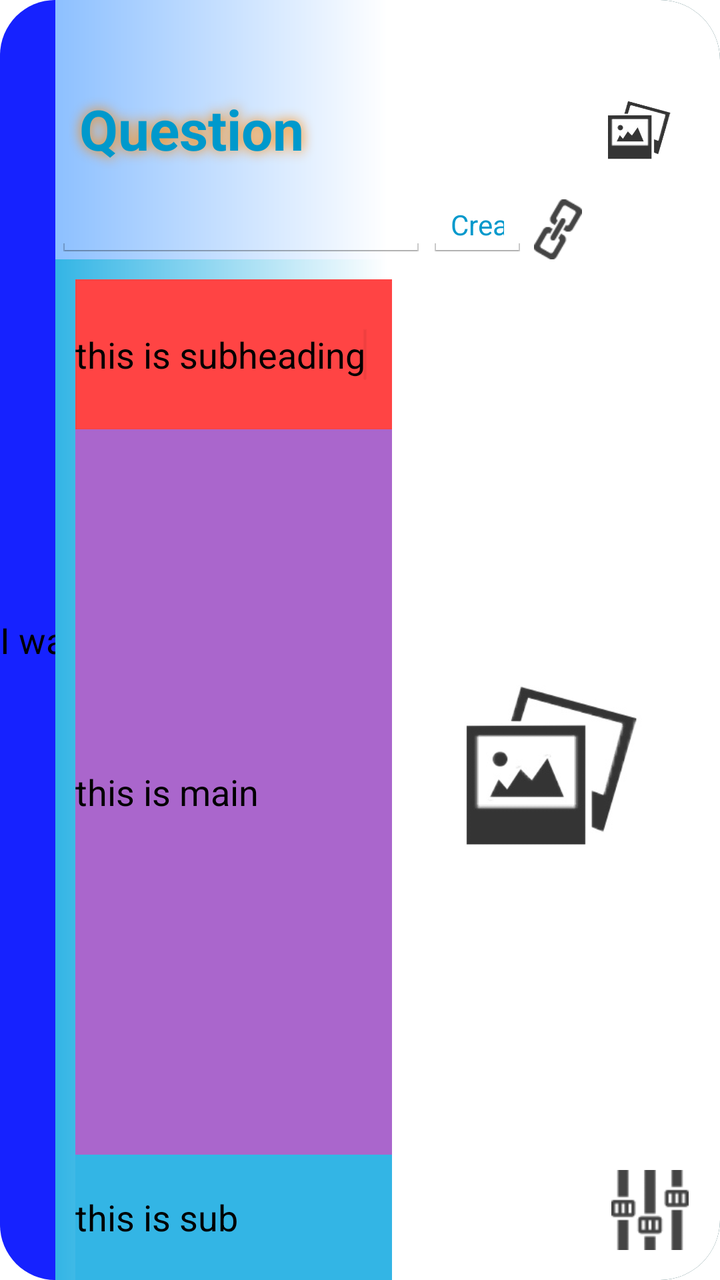
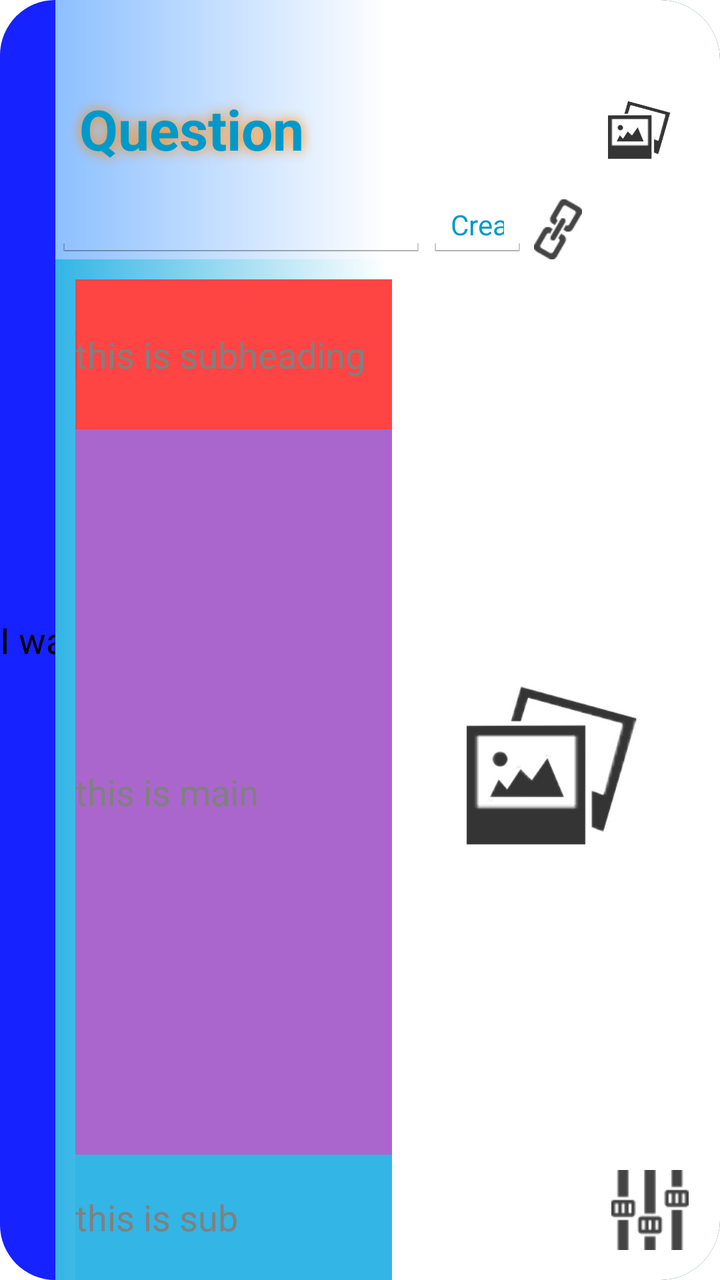

Before-and-after screenshots of an Android layout around one commit, followed by the original layout XML and the change that was made.
<!-- AndroidManifest.xml: application theme AppTheme -->
<!-- res/layout/card.xml -->
<?xml version="1.0" encoding="utf-8"?>
<LinearLayout xmlns:android="http://schemas.android.com/apk/res/android"
    android:layout_width="match_parent"
    android:layout_height="match_parent"
    android:layout_marginBottom="35dp"
    android:layout_marginLeft="12dp"
    android:layout_marginRight="12dp"
    android:layout_marginTop="44dp"
    android:baselineAligned="false"
    android:background="@drawable/shape_card_background"
    android:orientation="horizontal" >

    <LinearLayout
        android:layout_height="match_parent"
        android:layout_width="0dp"
        android:layout_weight="62"
        android:orientation="vertical" >

        <EditText
            android:id="@+id/sidebar_title"
            android:layout_width="match_parent"
            android:layout_height="match_parent"
            android:inputType="text"
            android:background="@drawable/shape_card_sidebar"
            android:text="I want to be like this" >
        </EditText>
    </LinearLayout>

    <LinearLayout
        android:layout_height="match_parent"
        android:layout_width="0dp"
        android:layout_weight="740"
        android:orientation="vertical" >

        <LinearLayout
            android:layout_width="match_parent"
            android:layout_height="0dp"
            android:layout_weight="112"
            android:background="@drawable/shape_card_header" >

            <EditText
                android:id="@+id/title"
                android:layout_height="match_parent"
                android:layout_width="0dp"
                android:layout_weight="440"
                android:text="Question"
                android:textStyle="bold"
                android:shadowColor="@android:color/holo_orange_dark"
                android:shadowRadius="16"
                android:inputType="text"
                android:textColor="@android:color/holo_blue_dark"
                android:textSize="28sp" />

            <EditText
                android:id="@+id/creator"
                android:layout_height="match_parent"
                android:layout_width="0dp"
                android:layout_weight="120"
                android:gravity="bottom"
                android:text="Create by"
                android:inputType="text"
                android:textColor="@android:color/holo_blue_dark"
                android:textSize="14sp" />

            <ImageView
                android:id="@+id/logo_url_btn"
                android:layout_width="30dp"
                android:layout_height="30dp"
                android:layout_gravity="bottom"
                android:src="@drawable/edit_link_button" />

            <ImageView
                android:id="@+id/logo_image"
                android:layout_height="wrap_content"
                android:layout_width="0dp"
                android:layout_weight="120"
                android:layout_marginRight="15dp"
                android:src="@drawable/logo_placeholder" />
        </LinearLayout>

        <LinearLayout
            android:layout_width="match_parent"
            android:layout_height="0dp"
            android:layout_weight="440"
            android:background="@drawable/shape_card_body"
            android:baselineAligned="false"
            android:orientation="horizontal" >

            <LinearLayout
                android:layout_height="match_parent"
                android:layout_width="0dp"
                android:layout_weight="360"
                android:layout_marginLeft="10dp"
                android:layout_marginTop="10dp"
                android:background="@android:color/holo_green_light"
                android:orientation="vertical" >

                <EditText
                    android:id="@+id/subheading"
                    android:layout_width="match_parent"
                    android:layout_height="0dp"
                    android:layout_weight="60"
                    android:text="this is subheading"
                    android:inputType="text"
                    android:background="@android:color/holo_red_light"
                    android:ems="10" >

                    <requestFocus />
                </EditText>

                <EditText
                    android:id="@+id/main"
                    android:layout_width="match_parent"
                    android:layout_height="0dp"
                    android:layout_weight="290"
                    android:text="this is main"
                    android:inputType="text"
                    android:background="@android:color/holo_purple"
                    android:ems="10" />

                <EditText
                    android:id="@+id/sub"
                    android:layout_width="match_parent"
                    android:layout_height="0dp"
                    android:layout_weight="50"
                    android:text="this is sub"
                    android:inputType="text"
                    android:background="@android:color/holo_blue_light"
                    android:ems="10" />

            </LinearLayout>
            
            <FrameLayout
                android:layout_height="match_parent"
                android:layout_width="0dp"
                android:layout_weight="350"
                android:layout_marginLeft="10dp"
                android:layout_marginTop="10dp">
                
                <ImageView
                android:id="@+id/image"
                android:layout_height="match_parent"
                android:layout_width="match_parent"
                android:layout_marginRight="15dp"
                android:layout_marginBottom="15dp"
                android:src="@drawable/logo_placeholder" />
                
                <ImageView
                android:id="@+id/change_template_button"
                android:layout_gravity="right|bottom"
                android:layout_marginBottom="15dp"
                android:layout_marginRight="15dp"
                android:layout_height="40dp"
                android:layout_width="40dp"
                android:src="@drawable/change_template_button" />
                
                
            </FrameLayout>

            
            
        </LinearLayout>
    </LinearLayout>

</LinearLayout>
<!-- resources referenced by this layout -->
<resources>
  <!-- drawable change_template_button: png bitmap (drawable, 885 bytes) -->
  <!-- drawable edit_link_button: png bitmap (drawable, 1260 bytes) -->
  <!-- drawable logo_placeholder: jpg bitmap (drawable, 12343 bytes) -->
  <!-- drawable shape_card_background (drawable) -->
  <?xml version="1.0" encoding="utf-8"?>
  <shape xmlns:android="http://schemas.android.com/apk/res/android"
      android:shape="rectangle" >
  
      <solid android:color="#003A40" >
      </solid>
  
      <corners android:radius="30dp" >
      </corners>
  
  </shape>
  <!-- drawable shape_card_body (drawable) -->
  <?xml version="1.0" encoding="utf-8"?>
  <shape xmlns:android="http://schemas.android.com/apk/res/android"
      android:shape="rectangle" >
  
      <solid android:color="#D9E58F" >
      </solid>
  
      
      <gradient 
          android:startColor="@android:color/holo_blue_light"
          android:endColor="@android:color/white"
          android:centerColor="@android:color/white"
          android:type="linear"
          android:angle="0"/>
    
  
      <corners
          android:radius="2dp"
          android:topLeftRadius="0dp"
          android:bottomLeftRadius="0dp"
          android:topRightRadius="0dp"
          android:bottomRightRadius="30dp" >
      </corners>
  
  </shape>
  <!-- drawable shape_card_header (drawable) -->
  <?xml version="1.0" encoding="utf-8"?>
  <shape xmlns:android="http://schemas.android.com/apk/res/android"
      android:shape="rectangle" >
  
      <solid android:color="#D9E58F" >
      </solid>
  
      
      <gradient 
          android:startColor="#8DC0FF"
          android:endColor="@android:color/white"
          android:centerColor="@android:color/white"
          android:type="linear"
          android:angle="0"/>
    
  
      <corners
          android:radius="2dp"
          android:topLeftRadius="0dp"
          android:bottomLeftRadius="0dp"
          android:topRightRadius="30dp"
          android:bottomRightRadius="0dp" >
      </corners>
  
  </shape>
  <!-- drawable shape_card_sidebar (drawable) -->
  <?xml version="1.0" encoding="utf-8"?>
  <shape xmlns:android="http://schemas.android.com/apk/res/android"
      android:shape="rectangle" >
  
      <solid android:color="#1622FF" >
      </solid>
  
      <corners
          android:radius="2dp"
          android:topLeftRadius="30dp"
          android:bottomLeftRadius="30dp"
          android:topRightRadius="0dp"
          android:bottomRightRadius="0dp" >
      </corners>
  
  </shape>
  <style name="AppTheme" parent="AppBaseTheme">
          
      </style>
  <style name="AppBaseTheme" parent="android:Theme.Light">
          
      </style>
</resources>

<!-- the commit's change to res/layout/card.xml (unified diff, before → after) -->
@@ -100,7 +100,7 @@
                     android:layout_width="match_parent"
                     android:layout_height="0dp"
                     android:layout_weight="60"
-                    android:text="this is subheading"
+                    android:hint="this is subheading"
                     android:inputType="text"
                     android:background="@android:color/holo_red_light"
                     android:ems="10" >
@@ -113,7 +113,7 @@
                     android:layout_width="match_parent"
                     android:layout_height="0dp"
                     android:layout_weight="290"
-                    android:text="this is main"
+                    android:hint="this is main"
                     android:inputType="text"
                     android:background="@android:color/holo_purple"
                     android:ems="10" />
@@ -123,7 +123,7 @@
                     android:layout_width="match_parent"
                     android:layout_height="0dp"
                     android:layout_weight="50"
-                    android:text="this is sub"
+                    android:hint="this is sub"
                     android:inputType="text"
                     android:background="@android:color/holo_blue_light"
                     android:ems="10" />
